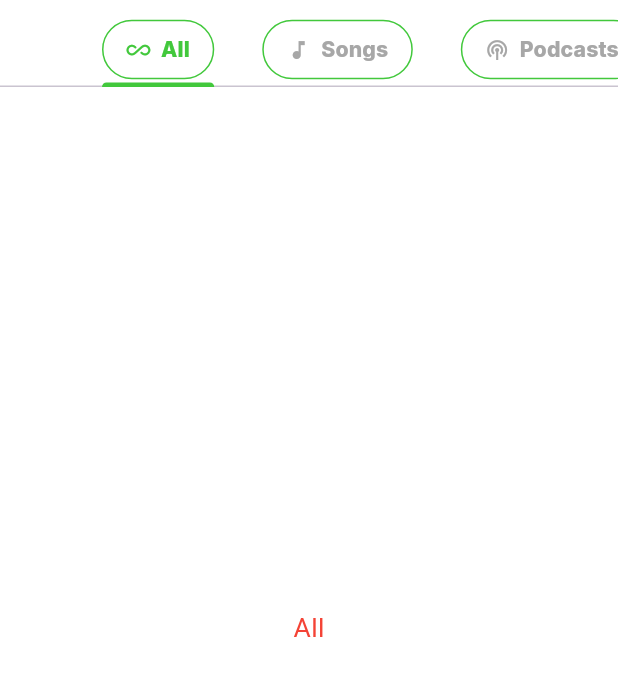
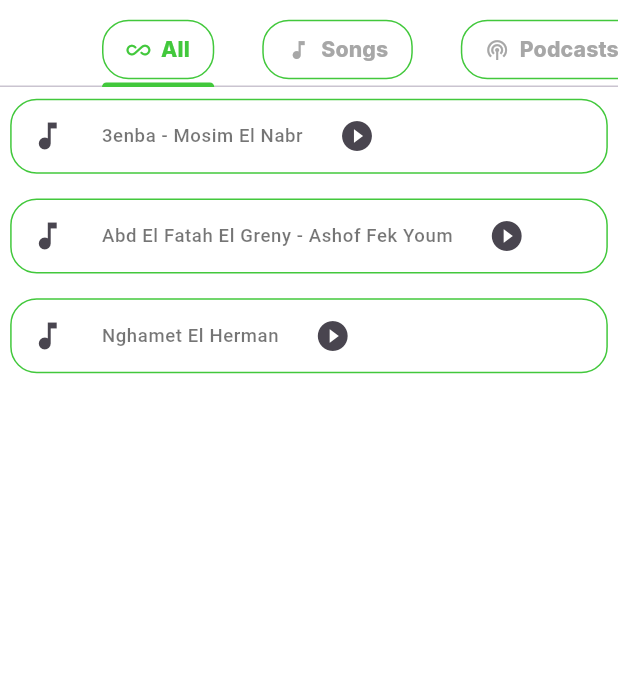
Before and after one commit to fathyyoussef1310/SpotifyApp, a Flutter app: the Homescreen screen opened by its route, on a phone screen of 412 x 824 dp, the part 69-765 px from its top. Run offline on Flutter 3.47's test engine with Material 3 defaults, Android fonts, the phone set to English and light mode, and no system bars; our stand-ins replace audioplayers, flutter_screenutil, get, google_fonts, shared_preferences; accounts and stored records are empty.

Commit message:
adding songs ✔️ UI Almost Done

```diff
--- /dev/null
+++ b/lib/Features/AudioProfile/SongsItem.dart
@@ -0,0 +1,50 @@
+import 'package:flutter/cupertino.dart';
+import 'package:flutter/material.dart';
+import 'package:flutter_screenutil/flutter_screenutil.dart';
+import 'package:google_fonts/google_fonts.dart';
+import 'package:spotifyyapp/Core/ColorsManager.dart';
+import 'package:spotifyyapp/Features/AudioProfile/songs.dart';
+import 'package:spotifyyapp/Features/MainFeatures/Home/HomeScreen.dart';
+import 'AudioPlayer.dart';
+
+class SongsItem extends StatelessWidget {
+  final songs song;
+  const SongsItem({super.key, required this.song});
+
+  @override
+  Widget build(BuildContext context) {
+    return InkWell(
+      onTap: (){
+        Navigator.push(context,CupertinoPageRoute(builder:(_)=>SimpleAudioPlayer(path: song.path, title: song.name)));
+      },
+      child: Padding(
+        padding:  REdgeInsets.symmetric(horizontal: 8.w,vertical: 10.h),
+        child: Container(
+          decoration: BoxDecoration(
+            borderRadius: BorderRadius.circular(20.r),
+            border: Border.all(color: ColorsManager.green),
+            color: Theme.of(context).scaffoldBackgroundColor
+          ),child: Row(
+            children: [
+              IconButton(onPressed: (){
+              Navigator.pushReplacement(context, SimpleAudioPlayer(path: song.path, title: song.name) as Route<Object?>);
+                    }, icon: Icon(Icons.music_note)),
+              TextButton(onPressed: (){
+                Navigator.push(context,CupertinoPageRoute(builder: (BuildContext context) {
+                 return  SimpleAudioPlayer(path: song.path, title: song.name);
+                }));
+              },child: Text(song.name,style:Theme.of(context).textTheme.bodySmall?.copyWith(
+                fontSize: 14.sp,
+                fontWeight: FontWeight.w500
+              ),)),
+              IconButton(onPressed: (){
+              Navigator.pushReplacement(context, SimpleAudioPlayer(path: song.path, title: song.name) as Route<Object?>);
+                    }, icon: Icon(Icons.play_circle_fill_outlined)),
+            ],
+          ),
+
+        ),
+      ),
+    );
+  }
+}
--- /dev/null
+++ b/lib/Features/AudioProfile/songs.dart
@@ -0,0 +1,5 @@
+class songs{
+  final String name;
+  final String path;
+  songs({required this.name,required this.path});
+}
--- a/lib/Features/MainFeatures/Home/Catagories/CatagoriesModel.dart
+++ b/lib/Features/MainFeatures/Home/Catagories/CatagoriesModel.dart
@@ -21,7 +21,7 @@ class CategoryItem extends StatelessWidget
     return Container(
       padding: EdgeInsets.symmetric(vertical: 10.h,horizontal: 16.w),
       decoration: BoxDecoration(
-        borderRadius: BorderRadius.circular(30.r),
+        borderRadius: BorderRadius.circular(20.r),
         border: Border.all(color: ColorsManager.green),
         color: isSelected?selectedBackgroundColor : unselectedBackgroundColor,
       ),
--- a/lib/Features/MainFeatures/Home/HomeScreen.dart
+++ b/lib/Features/MainFeatures/Home/HomeScreen.dart
@@ -1,12 +1,12 @@
 import 'package:flutter/material.dart';
 import 'package:flutter_screenutil/flutter_screenutil.dart';
 import 'package:get/get.dart';
-import 'package:get/get_core/src/get_main.dart';
 import 'package:spotifyyapp/Controllers/ThemeController.dart';
 import 'package:spotifyyapp/Core/ImagesManager.dart';
+import 'package:spotifyyapp/Features/AudioProfile/SongsItem.dart';
 import 'package:spotifyyapp/Features/MainFeatures/Home/Catagories/Catagories.dart';
-
 import '../../../Core/ColorsManager.dart';
+import '../../AudioProfile/songs.dart';
 import 'Catagories/CatagoriesModel.dart';
 
 class Homescreen extends StatefulWidget {
@@ -15,39 +15,58 @@ class Homescreen extends StatefulWidget {
   @override
   State<Homescreen> createState() => _HomescreenState();
 }
-int cIndex=0;
-List<Catagories> catagories=[
+
+int cIndex = 0;
+
+List<Catagories> catagories = [
   Catagories(name: "All", icon: Icons.all_inclusive_rounded),
-  Catagories(name: "Songs", icon:Icons.music_note),
-  Catagories(name: "Podcasts", icon:Icons.podcasts),
+  Catagories(name: "Songs", icon: Icons.music_note),
+  Catagories(name: "Podcasts", icon: Icons.podcasts),
 ];
+
+List<songs> songsList = [
+  songs(name: "3enba - Mosim El Nabr", path: 'assets/Audio/3enba_mosim_el_nabr.m4a'),
+  songs(name: "Abd El Fatah El Greny - Ashof Fek Youm", path: 'assets/Audio/AbdElFatahElGreny - AshofFekYoum .m4a'),
+  songs(name: "Nghamet El Herman", path: 'assets/Audio/NghametElherman.mp3'),
+];
+
 class _HomescreenState extends State<Homescreen> {
   @override
   Widget build(BuildContext context) {
     return DefaultTabController(
       length: catagories.length,
       child: Scaffold(
-        backgroundColor:Theme.of(context).scaffoldBackgroundColor,
+        backgroundColor: Theme.of(context).scaffoldBackgroundColor,
         appBar: AppBar(
           backgroundColor: Theme.of(context).scaffoldBackgroundColor,
-         title: Image.asset(assetsManager.SpotifyLogo,height: 40.h,width: 112.w,),
+          title: Image.asset(
+            assetsManager.SpotifyLogo,
+            height: 40.h,
+            width: 112.w,
+          ),
           centerTitle: true,
-          leading:IconButton(onPressed: (){}, icon: Icon(Icons.search_rounded,color: ColorsManager.green,)),
+          leading: IconButton(
+              onPressed: () {},
+              icon: Icon(Icons.search_rounded, color: ColorsManager.green)),
           actions: [
-           IconButton(onPressed: (){
+            IconButton(
+                onPressed: () {
                   Get.find<ThemeController>().toggleData(true);
-           }, icon:Icon(Icons.dark_mode)),
-           IconButton(onPressed: (){
+                },
+                icon: const Icon(Icons.dark_mode)),
+            IconButton(
+                onPressed: () {
                   Get.find<ThemeController>().toggleData(false);
-           }, icon:Icon(Icons.light_mode))
+                },
+                icon: const Icon(Icons.light_mode))
           ],
         ),
         body: Column(
           children: [
             TabBar(
-                onTap: (value){
+              onTap: (value) {
                 setState(() {
-                    cIndex=value;
+                  cIndex = value;
                 });
               },
               isScrollable: true,
@@ -68,9 +87,13 @@ class _HomescreenState extends State<Homescreen> {
             ),
             Expanded(
               child: TabBarView(
-                children: catagories.map((cat) {
-                  return Center(
-                    child: Text(cat.name, style: TextStyle(color: ColorsManager.red, fontSize: 20.sp,),),
+                children: songsList.map((cat) {
+                  return ListView.separated(
+                    itemCount: songsList.length,
+                    itemBuilder: (context, index) {
+                      final song = songsList[index];
+                      return SongsItem(song: song);
+                    }, separatorBuilder: (BuildContext context, int index)=> SizedBox(height: 1.h,),
                   );
                 }).toList(),
               ),
--- a/pubspec.yaml
+++ b/pubspec.yaml
@@ -16,6 +16,7 @@ dependencies:
   flutter_launcher_icons: ^0.14.4
   get: ^4.7.2
   shared_preferences: ^2.5.3
+  audioplayers: ^6.5.1
 
 dev_dependencies:
   flutter_test:
@@ -27,6 +28,7 @@ flutter:
   assets:
     - assets/images/
     - assets/icons/
+    - assets/Audio/
 flutter_launcher_icons:
   android: true
   ios: true
```
Also changed, not shown: lib/Features/AudioProfile/AudioPlayer.dart (added, +49 -0 lines), pubspec.lock, 9 other files. Lines whose indentation alone changed are shown as unchanged.
